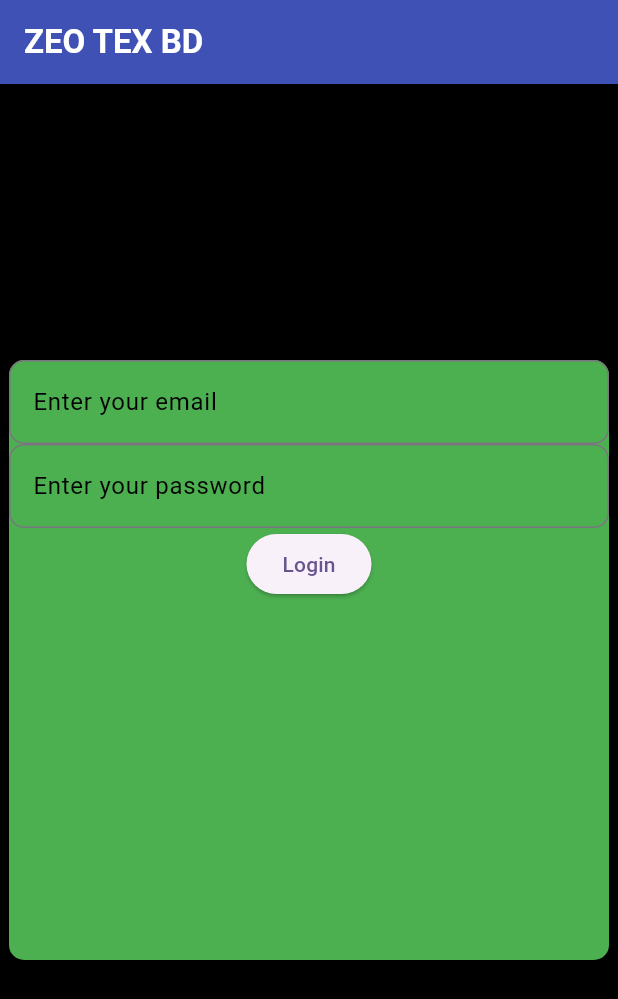
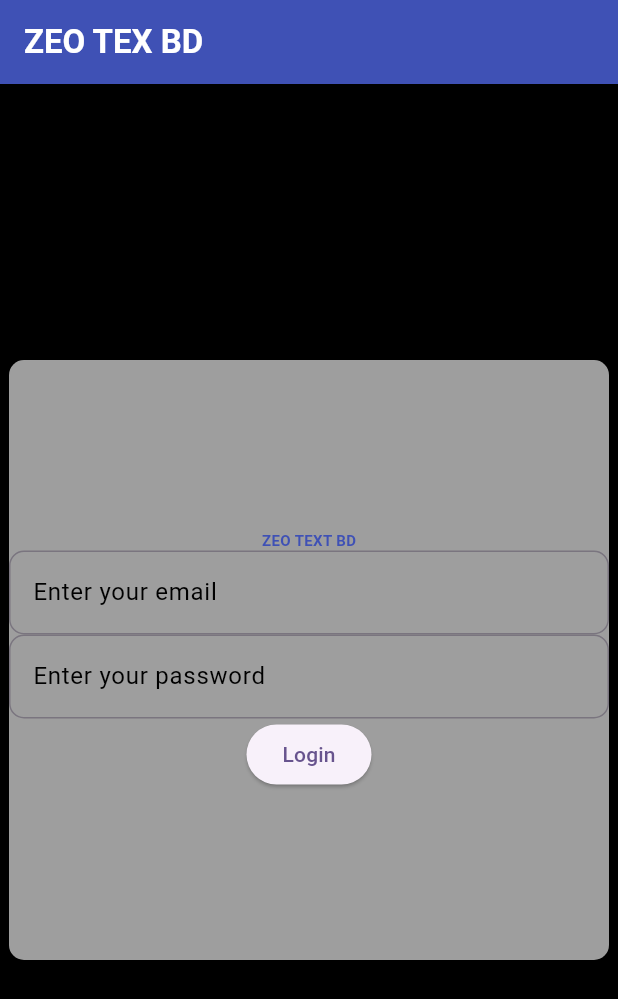
Before and after one commit to Wazid-Hossain/wa_ui, a Flutter app: the screen it shows after launch, on a phone screen of 412 x 824 dp. Shown: the top 999 px of the screen. Run offline on Flutter 3.47's test engine with Material 3 defaults, Android fonts, the phone set to English and light mode, and no system bars.

Commit message:
some issue changed

```diff
--- a/lib/login.dart
+++ b/lib/login.dart
@@ -25,24 +25,39 @@ class _Login_pageState extends State<Login_page> {
       ),
       body: Center(
         child: Center(
-          child: Column(
-            mainAxisAlignment: MainAxisAlignment.center,
-            children: [
+          child: Column(mainAxisAlignment: MainAxisAlignment.center, children: [
             Center(
               child: Container(
                 height: 400,
                 width: 400,
                 decoration: BoxDecoration(
-                    color: Colors.green,
+                  color: Colors.grey,
                   borderRadius: BorderRadius.circular(10),
                 ),
                 child: Column(
+                  mainAxisAlignment: MainAxisAlignment.center,
+                  children: [
+                    const Text(
+                      'ZEO TEXT BD',
+                      style: TextStyle(
+                        color: Colors.indigo,
+                        fontSize: 10,
+                        fontWeight: FontWeight.bold,
+                      ),
+                    ),
+                    // To input Iamge from the internet letter
+                    Column(
                       children: [
                         Center(
                           child: TextField(
                             decoration: InputDecoration(
                               border: OutlineInputBorder(
                                 borderRadius: BorderRadius.circular(10),
+                              ),
+                              focusedBorder: OutlineInputBorder(
+                                borderSide:
+                                    BorderSide(color: Colors.indigo, width: 2),
+                                borderRadius: BorderRadius.all(Radius.zero),
                               ),
                               hintText: 'Enter your email',
                               hintStyle: TextStyle(color: Colors.black),
@@ -53,6 +68,11 @@ class _Login_pageState extends State<Login_page> {
                           decoration: InputDecoration(
                             border: OutlineInputBorder(
                               borderRadius: BorderRadius.circular(10),
+                            ),
+                            focusedBorder: OutlineInputBorder(
+                              borderSide:
+                                  BorderSide(color: Colors.indigo, width: 2),
+                              borderRadius: BorderRadius.all(Radius.zero),
                             ),
                             hintText: 'Enter your password',
                             hintStyle: TextStyle(color: Colors.black),
@@ -70,11 +90,13 @@ class _Login_pageState extends State<Login_page> {
                           child: const Text('Login'),
                         ),
                       ],
+                    )
+                    // To input Iamge from the internet letter
+                  ],
                 ),
               ),
             ),
-            ],
-          ),
+          ]),
         ),
       ),
     );
```
Lines whose indentation alone changed are shown as unchanged.
